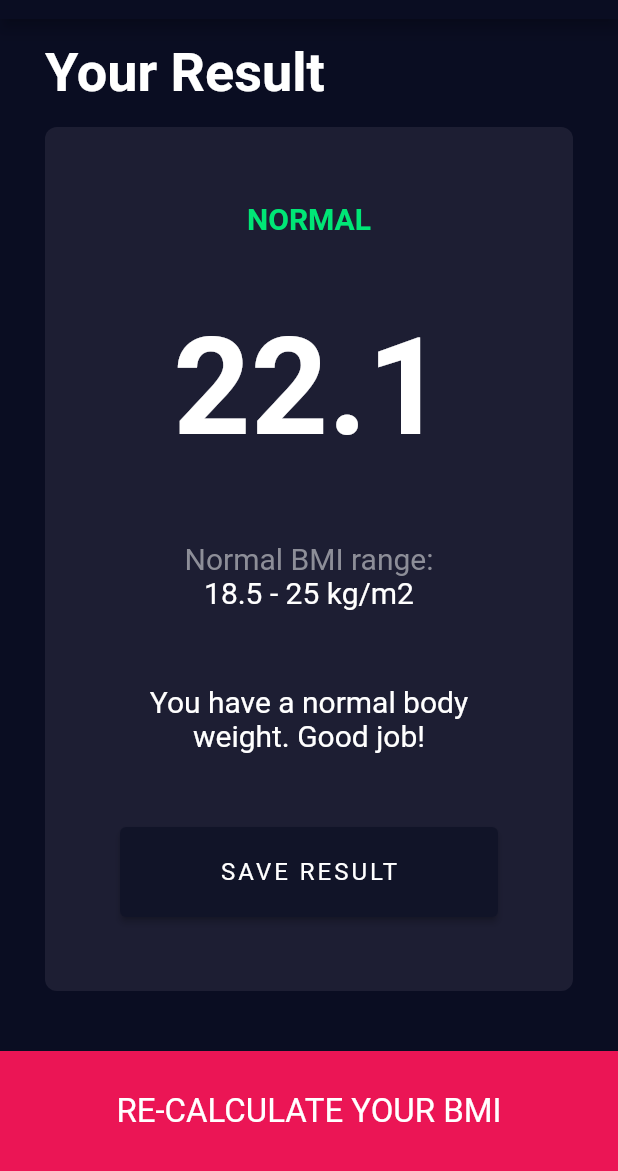
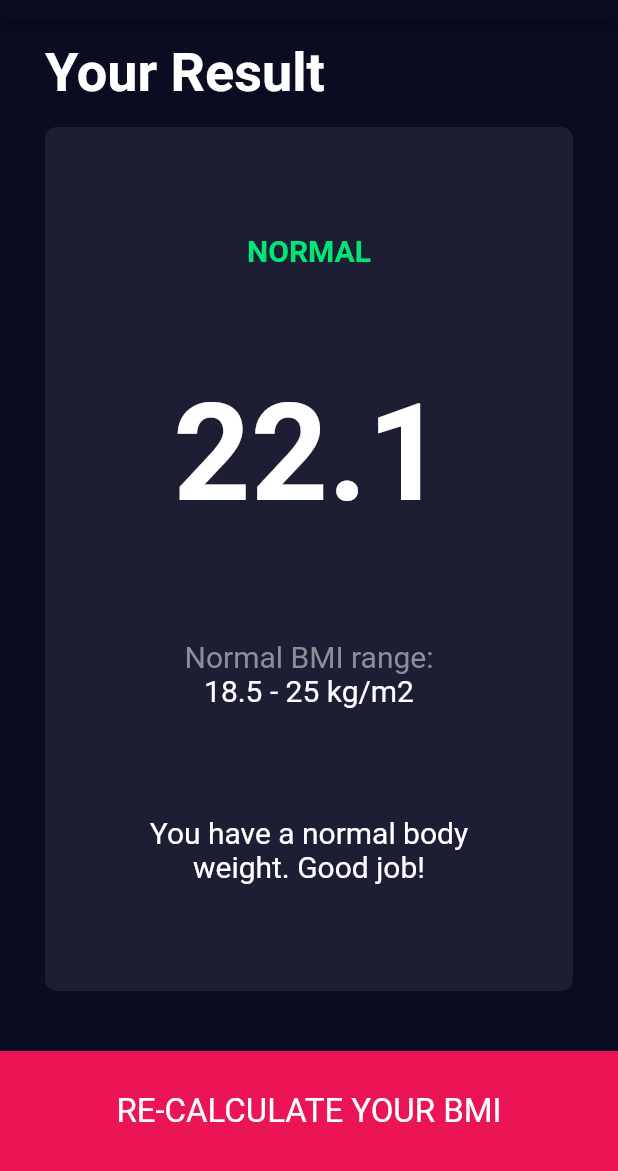
Before and after one commit to Itanik/BMI-Calculator-flutter, a Flutter app: the ResultsPage screen opened directly, on a phone screen of 412 x 824 dp, the part 65-1236 px from its top. Run offline on Flutter 3.47's test engine with Material 2 defaults, Android fonts, the phone set to English and light mode, and no system bars; our stand-ins replace font_awesome_flutter.

Commit message:
Disable save button, add additional prompt

```diff
--- a/lib/pages/results_page.dart
+++ b/lib/pages/results_page.dart
@@ -1,7 +1,6 @@
 import 'package:bmi_calculator_flutter/components/expanded_card.dart';
 import 'package:bmi_calculator_flutter/components/large_button.dart';
 import 'package:bmi_calculator_flutter/constants.dart';
-import 'package:flutter/cupertino.dart';
 import 'package:flutter/material.dart';
 
 class ResultsPage extends StatelessWidget {
@@ -66,22 +65,13 @@ class ResultsPage extends StatelessWidget {
                     Text(
                       result >= 18.5 && result <= 25.0
                           ? "You have a normal body weight. Good job!"
-                          : "Bad news",
+                          : result < 18.5
+                              ? "You have a lower than normal body weight. Try eat more"
+                              : "You have a higher than normal body weight. Try to exercise more",
                       style: kMainTextStyle,
                       textAlign: TextAlign.center,
                     ),
-                    RawMaterialButton(
-                        fillColor: kInactiveCardColor,
-                        constraints: BoxConstraints.expand(height: 60.0),
-                        shape: RoundedRectangleBorder(
-                          borderRadius: BorderRadius.all(Radius.circular(4.0)),
-                        ),
-                        onPressed: () {},
-                        child: Text(
-                          "SAVE RESULT",
-                          style: kMainTextStyle.copyWith(
-                              fontSize: 16.0, letterSpacing: 2),
-                        )),
+                    // buildSaveButton(),
                   ],
                 ),
               )),
@@ -92,4 +82,16 @@ class ResultsPage extends StatelessWidget {
               })
         ],
       ));
+
+  Widget buildSaveButton() => RawMaterialButton(
+      fillColor: kInactiveCardColor,
+      constraints: BoxConstraints.expand(height: 60.0),
+      shape: RoundedRectangleBorder(
+        borderRadius: BorderRadius.all(Radius.circular(4.0)),
+      ),
+      onPressed: () {},
+      child: Text(
+        "SAVE RESULT",
+        style: kMainTextStyle.copyWith(fontSize: 16.0, letterSpacing: 2),
+      ));
 }
```
